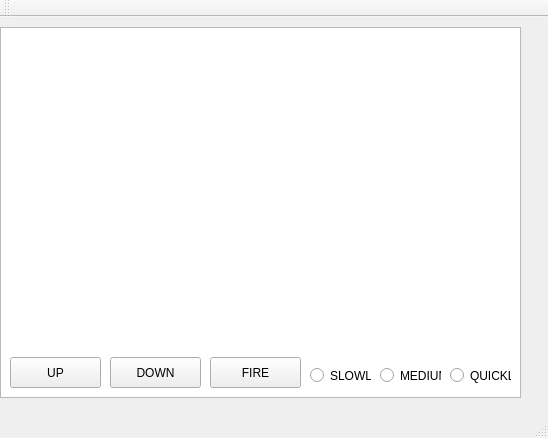
Qt form QT/gun/mainwindow.ui (Julia-Khramyshkina/homeworks) before a commit.
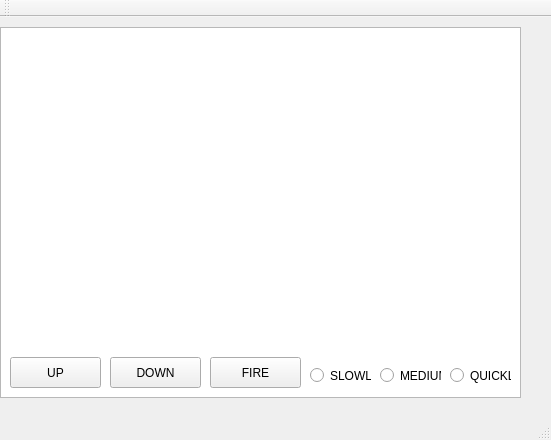
The same form after that commit.

The edit to the form file:
```diff
--- a/QT/gun/mainwindow.ui
+++ b/QT/gun/mainwindow.ui
@@ -6,10 +6,22 @@
    <rect>
     <x>0</x>
     <y>0</y>
-    <width>548</width>
-    <height>438</height>
+    <width>551</width>
+    <height>440</height>
    </rect>
   </property>
+  <property name="minimumSize">
+   <size>
+    <width>551</width>
+    <height>440</height>
+   </size>
+  </property>
+  <property name="maximumSize">
+   <size>
+    <width>551</width>
+    <height>440</height>
+   </size>
+  </property>
   <property name="windowTitle">
    <string>MainWindow</string>
   </property>
```
Left out of the diff: 2 changed lines with no effect on the pictures.
